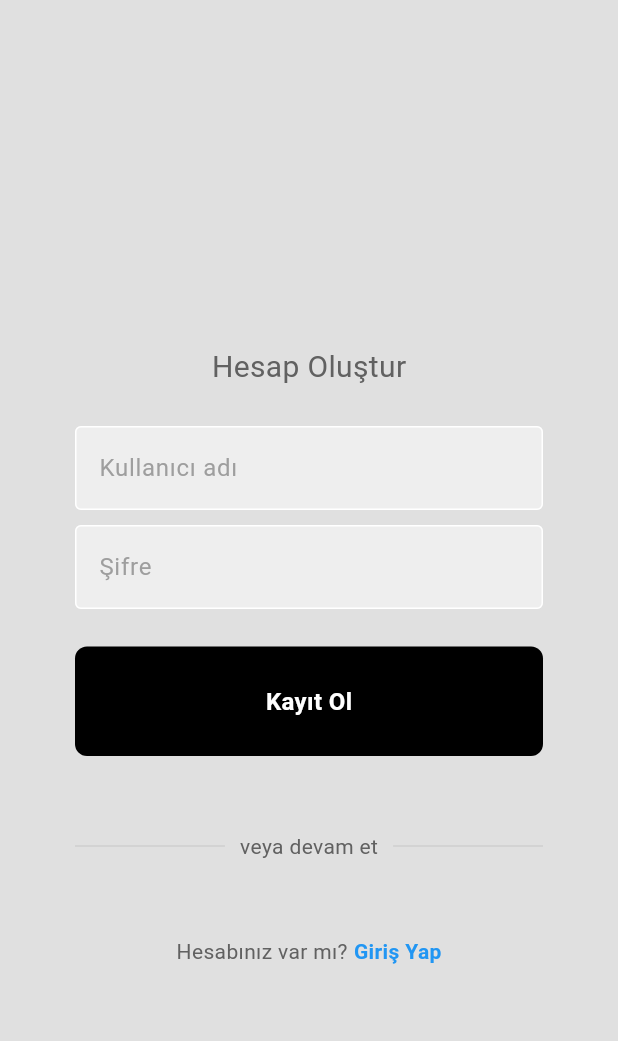
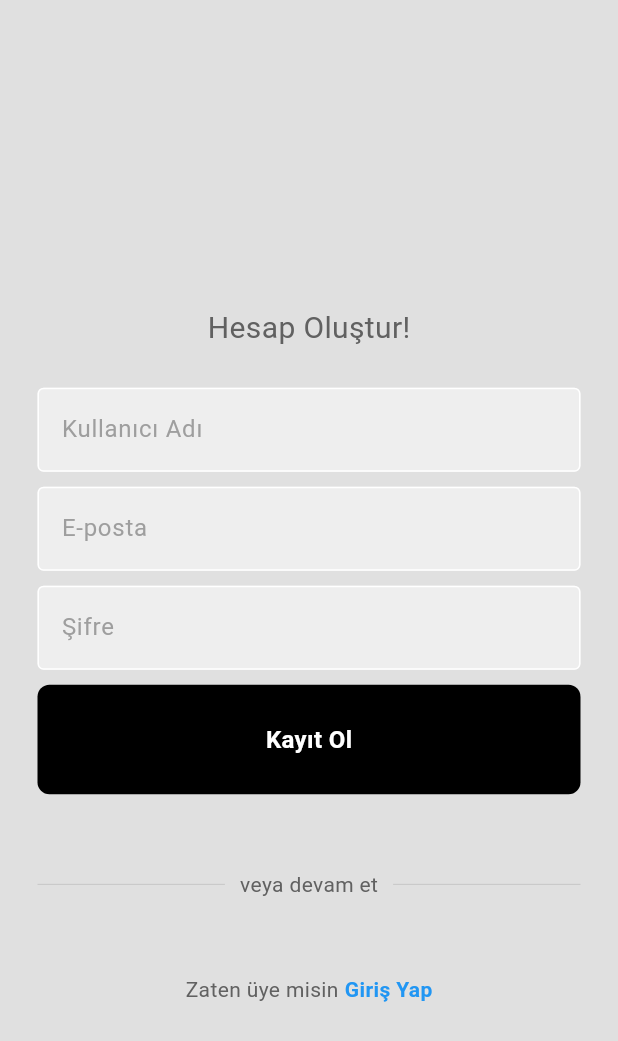
Before and after one commit to Sametgncc/notesApp_front-end, a Flutter app: the RegisterPage screen opened directly, after a tap on "Kayıt Ol", on a phone screen of 412 x 824 dp. Shown: the top 1041 px of the screen. Run offline on Flutter 3.47's test engine with Material 3 defaults, Android fonts, the phone set to English and light mode, and no system bars.

Commit message:
.
register,home pageleri yenilendi

```diff
--- a/lib/main.dart
+++ b/lib/main.dart
@@ -14,7 +14,7 @@ class MyApp extends StatelessWidget {
   Widget build(BuildContext context) {
     return const MaterialApp(
       debugShowCheckedModeBanner: false,
-      home:  HomePage(),
+      home:  LoginPage(),
     );
   }
 }
--- a/lib/pages/loginpage.dart
+++ b/lib/pages/loginpage.dart
@@ -5,7 +5,6 @@ import 'package:notesapp/components/squaretile.dart';
 
 class LoginPage extends StatelessWidget {
   const LoginPage({Key? key}) : super(key: key);
-
   void signUserIn() {
     // Kullanıcı giriş işlemi burada yapılacak
   }
@@ -125,7 +124,7 @@ class LoginPage extends StatelessWidget {
                     style: TextStyle(color: Colors.grey[700]),
                   ),
                   const SizedBox(width: 4),
-                  const Text(
+                   const Text(
                     'Üye ol',
                     style: TextStyle(
                       color: Colors.blue,
--- a/lib/pages/registerpage.dart
+++ b/lib/pages/registerpage.dart
@@ -1,41 +1,14 @@
 import 'package:flutter/material.dart';
 import 'package:notesapp/components/mybutton.dart';
 import 'package:notesapp/components/mytextfield.dart';
+import 'package:notesapp/components/squaretile.dart';
 
-class RegisterPage extends StatefulWidget {
+class RegisterPage extends StatelessWidget {
+
   const RegisterPage({Key? key}) : super(key: key);
 
-  @override
-  _RegisterPageState createState() => _RegisterPageState();
-}
-
-class _RegisterPageState extends State<RegisterPage> {
-  // Form için bir GlobalKey oluşturulur.
-  final _formKey = GlobalKey<FormState>();
-  // Kullanıcı adı ve şifre için TextEditingController'lar oluşturulur.
-  final _usernameController = TextEditingController();
-  final _passwordController = TextEditingController();
-
-  // Widget'ın yok edilmesi durumunda controller'lar serbest bırakılır.
-  @override
-  void dispose() {
-    _usernameController.dispose();
-    _passwordController.dispose();
-    super.dispose();
-  }
-
-  // Kayıt işlemi için bir yöntem tanımlanır.
-  void _register() {
-    if (_formKey.currentState!.validate()) {
-      // Kayıt işlemini burada gerçekleştirin
-      print('Kullanıcı adı: ${_usernameController.text}');
-      print('Şifre: ${_passwordController.text}');
-    }
-  }
-
-  // Giriş sayfasına yönlendirme için bir yöntem tanımlanır.
-  void _navigateToLogin() {
-    Navigator.pushNamed(context, '/login');
+  void registerUser() {
+    // Kullanıcı kayıt işlemi burada yapılacak
   }
 
   @override
@@ -45,15 +18,15 @@ class _RegisterPageState extends State<RegisterPage> {
       body: SafeArea(
         child: Center(
           child: SingleChildScrollView(
-            child: Padding(
-              padding: const EdgeInsets.symmetric(horizontal: 25.0),
             child: Column(
               mainAxisAlignment: MainAxisAlignment.center,
+              crossAxisAlignment: CrossAxisAlignment.center,
               children: <Widget>[
                 const SizedBox(height: 50),
-                  // Hesap oluştur başlığı
+
+                // Hesap Oluştur!
                 Text(
-                    'Hesap Oluştur',
+                  'Hesap Oluştur!',
                   style: TextStyle(
                     color: Colors.grey[700],
                     fontSize: 20,
@@ -63,25 +36,29 @@ class _RegisterPageState extends State<RegisterPage> {
 
                 // Kullanıcı adı metin alanı
                 MyTextField(
-                    controller: _usernameController,
-                    hintText: 'Kullanıcı adı',
+                  controller: TextEditingController(),
+                  hintText: 'Kullanıcı Adı',
+                  obscureText: false,
+                ),
+                const SizedBox(height: 10),
+
+                // E-posta metin alanı
+                MyTextField(
+                  controller: TextEditingController(),
+                  hintText: 'E-posta',
                   obscureText: false,
                 ),
                 const SizedBox(height: 10),
 
                 // Şifre metin alanı
                 MyTextField(
-                    controller: _passwordController,
+                  controller: TextEditingController(),
                   hintText: 'Şifre',
                   obscureText: true,
                 ),
-                  const SizedBox(height: 25),
-
+                const SizedBox(height: 10),
                 // Kayıt ol düğmesi
-                  MyButton(
-                    onTap: _register,
-                    text: 'Kayıt Ol',
-                  ),
+                MyButton(onTap: registerUser, text: 'Kayıt Ol'),
                 const SizedBox(height: 50),
 
                 // Veya devam et
@@ -113,23 +90,20 @@ class _RegisterPageState extends State<RegisterPage> {
                 ),
                 const SizedBox(height: 50),
 
-                  // Hesabınız var mı? Giriş Yap
+                // Zaten üye misin? Giriş yap
                 Row(
                   mainAxisAlignment: MainAxisAlignment.center,
                   children: [
                     Text(
-                        'Hesabınız var mı?',
+                      'Zaten üye misin',
                       style: TextStyle(color: Colors.grey[700]),
                     ),
                     const SizedBox(width: 4),
-                      GestureDetector(
-                        onTap: _navigateToLogin,
-                        child: const Text(
+                    const Text(
                       'Giriş Yap',
                       style: TextStyle(
                         color: Colors.blue,
                         fontWeight: FontWeight.bold,
-                          ),
                       ),
                     ),
                   ],
@@ -139,7 +113,6 @@ class _RegisterPageState extends State<RegisterPage> {
           ),
         ),
       ),
-      ),
     );
   }
 }
```
Lines whose indentation alone changed are shown as unchanged.
